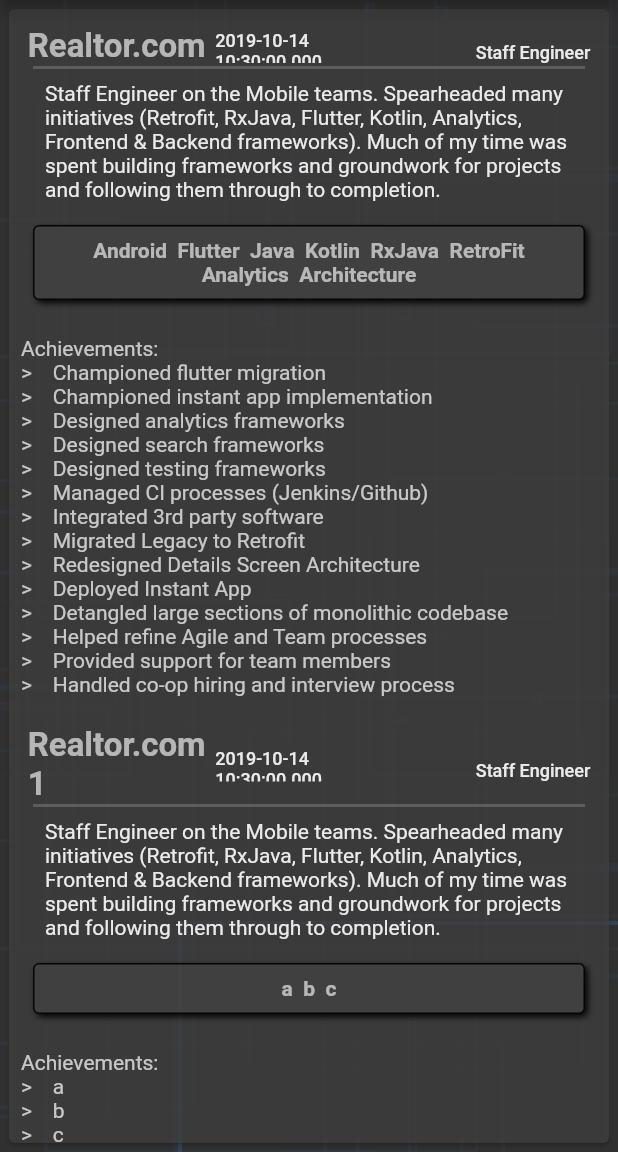
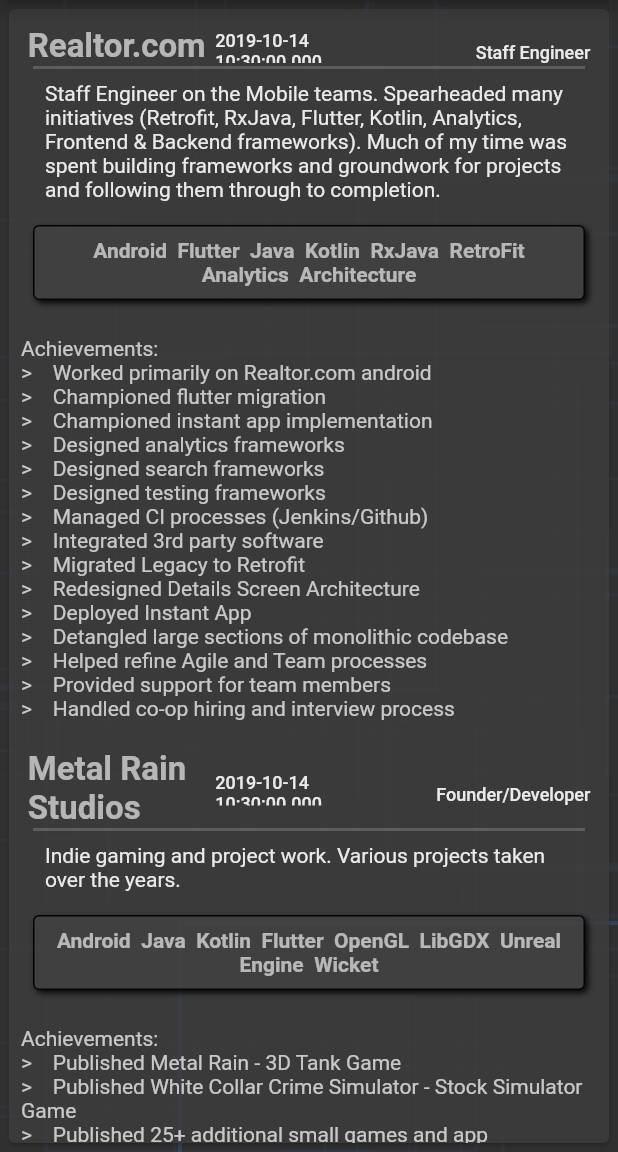
Before and after one commit to ahammer/flutter_resume, a Flutter app: the screen it shows after launch, on a phone screen of 412 x 824 dp, the part 84-1236 px from its top. Run offline on Flutter 3.47's test engine with Material 2 defaults, Android fonts, the phone set to English and light mode, and no system bars; our stand-ins replace url_launcher_web; Roboto replaces fonts that are missing (Helvetica).

Commit message:
Improved resume details

```diff
--- a/lib/screens/about/resume_screen.dart
+++ b/lib/screens/about/resume_screen.dart
@@ -8,12 +8,55 @@ class ResumeScreen extends StatelessWidget {
       SecondaryScreen(title: "About", body: ResumeScreenBody());
 }
 
+/*
+Top Producer Systems, Vancouver, BC 5/2015 – Present
+Senior Android Developer
+ Worked with the Realtor.com mobile app
+ Audited systems health and quality
+ Decoupled components, provided architectural advice
+ Migrated code from old to new systems
+ Advised and trained staff, as well as helped with hiring process
+ Devised long term plan to improve code quality
+At Top Producer I was brought on to consult as a Android subject expert, to audit and
+improve the systems and repay technical debt on their mobile platform
+Pni Digital Media, Vancouver, BC 11/2013 – 10/2014
+Senior Android Developer
+ Implemented Gradle and Automated test system
+ Architected and Redesigned rewrite of code to bring stability to the platform
+ Worked on the following brands
+o Costco Photo
+o Walmart Photo
+o Tesco Photo
+While at Pni, I used my experience to improve their platform and tools, and help implement
+new products on their platform
+Metal Rain Studios, Vancouver 6/2010 – present
+Founder
+Published Applications
+Metal Rain Studios - Independent Development
+https://play.google.com/store/apps/developer?id=Adam+Hammer
+Metal Rain is my independent game development company. I&#39;ve published several games
+and other visual applications for Android.
+o Published 25+ Apps and Games
+o Built an API driven CMS/White Label System
+Metal Rain is my independent company developing the software I feel like building
+Atimi Software, Vancouver 12/2010 – 10/2011
+Senior Android Developer
+ Engineer and Architect of the Atimi Mobile Sport Framework Atimi Sports Framework
+Apps.
+ In 8 months we developed Applications for the following sports teams:
+o Version 1.x: Canucks, Blackhawks, Flames
+o Version 2.0: Senators, Lions
+o Pending Release: Rangers, Canadiens
+ Lead a team of varying size up to 4 developers.
+ Optimized and improved company processes
+*/
 //const kJobs = ["Mindquake", "AFSI", "Mirabel", "Atimi", "Tio", "PNI/Staples", "Realtor.com"];
 final Map<String, Job> kJobExperienceWidgets = {
   "Realtor.com": Job(
       company: "Realtor.com",
       title: "Staff Engineer",
       achievements: [
+        "Worked primarily on Realtor.com android",
         "Championed flutter migration",
         "Championed instant app implementation",
         "Designed analytics frameworks",
@@ -43,27 +86,61 @@ final Map<String, Job> kJobExperienceWidgets = {
         "Architecture"
       ],
       summary:
-          "Staff Engineer on the Mobile teams. Spearheaded many initiatives (Retrofit, RxJava, Flutter, Kotlin, Analytics, Frontend & Backend frameworks). Much of my time was spent building frameworks and groundwork for projects and following them through to completion."),
-  "PNI/Staples": Job(
-      company: "Realtor.com1",
-      title: "Staff Engineer",
-      achievements: ["a", "b", "c"],
+          "Staff Engineer on the Mobile teams. Spearheaded many initiatives "
+          "(Retrofit, RxJava, Flutter, Kotlin, Analytics, Frontend & Backend "
+          "frameworks). Much of my time was spent building frameworks and "
+          "groundwork for projects and following them through to completion."),
+
+
+  "Metal Rain": Job(
+      company: "Metal Rain Studios",
+      title: "Founder/Developer",
+      achievements: [
+        "Published Metal Rain - 3D Tank Game",
+        "Published White Collar Crime Simulator - Stock Simulator Game",
+        "Published 25+ additional small games and app",
+        "Built MySaasa, a white labeling CMS system",
+        ],
+      endDate: DateTime.now(),
+      startDate: DateTime.now(),
+      roles: <String>["a", "b", "c"],
+      skills: <String>["Android", "Java", "Kotlin", "Flutter", "OpenGL", "LibGDX", "Unreal Engine", "Wicket"],
+      summary:
+          "Indie gaming and project work. Various projects taken over the years."),
+
+
+
+  "PNI": Job(
+      company: "Pni",
+      title: "Senior Android Developer",
+      achievements: [
+"Implemented Gradle and Automated test system",
+"Architected and Redesigned rewrite of code to bring stability to the platform",
+"Worked on the following brands (Costco, Walmart, Tesco)",
+        ],
       endDate: DateTime.now(),
       startDate: DateTime.now(),
       roles: <String>["a", "b", "c"],
       skills: <String>["a", "b", "c"],
       summary:
-          "Staff Engineer on the Mobile teams. Spearheaded many initiatives (Retrofit, RxJava, Flutter, Kotlin, Analytics, Frontend & Backend frameworks). Much of my time was spent building frameworks and groundwork for projects and following them through to completion."),
-  "Atimi": Job(
-      company: "Realtor.com2",
-      title: "Staff Engineer",
-      achievements: ["a", "b", "c"],
-      endDate: DateTime.now(),
-      startDate: DateTime.now(),
-      roles: <String>["a", "b", "c"],
-      skills: <String>["a", "b", "c"],
-      summary:
-          "Staff Engineer on the Mobile teams. Spearheaded many initiatives (Retrofit, RxJava, Flutter, Kotlin, Analytics, Frontend & Backend frameworks). Much of my time was spent building frameworks and groundwork for projects and following them through to completion."),
+          "While at Pni, I used my experience to improve their platform and tools, and help implement"
+          "new products on their platform"),
+
+
+/*
+Tio Networks, Vancouver, BC 11/2011 – 11/2013
+Senior Android Developer
+ Helped build and deliver the Android version of Tio&#39;s mobile pay framework. This software
+vertical allows bill-payment in a generic app, as well as client-branded bill payment
+applications
+ Tio Networks Bill payment platform:
+o PG&amp;E Mobile payments App
+o Mobilicity Payments App
+o El Paso Electric Payments App
+o Tio Mobile Pay
+Tio&#39;s applications are centered on bill payment for 3rd party power and mobile companies.
+We deploy several applications each quarter to various markets.
+*/
   "Mirabel": Job(
       company: "Realtor.com",
       title: "Staff Engineer",
@@ -74,6 +151,8 @@ final Map<String, Job> kJobExperienceWidgets = {
       skills: <String>["a", "b", "c"],
       summary:
           "Staff Engineer on the Mobile teams. Spearheaded many initiatives (Retrofit, RxJava, Flutter, Kotlin, Analytics, Frontend & Backend frameworks). Much of my time was spent building frameworks and groundwork for projects and following them through to completion."),
+
+
   "AFSI": Job(
       company: "Realtor.com",
       title: "Staff Engineer",
@@ -84,6 +163,10 @@ final Map<String, Job> kJobExperienceWidgets = {
       skills: <String>["a", "b", "c"],
       summary:
           "Staff Engineer on the Mobile teams. Spearheaded many initiatives (Retrofit, RxJava, Flutter, Kotlin, Analytics, Frontend & Backend frameworks). Much of my time was spent building frameworks and groundwork for projects and following them through to completion."),
+
+
+
+
   "MindQuake": Job(
       company: "Realtor.com",
       title: "Staff Engineer",
```
